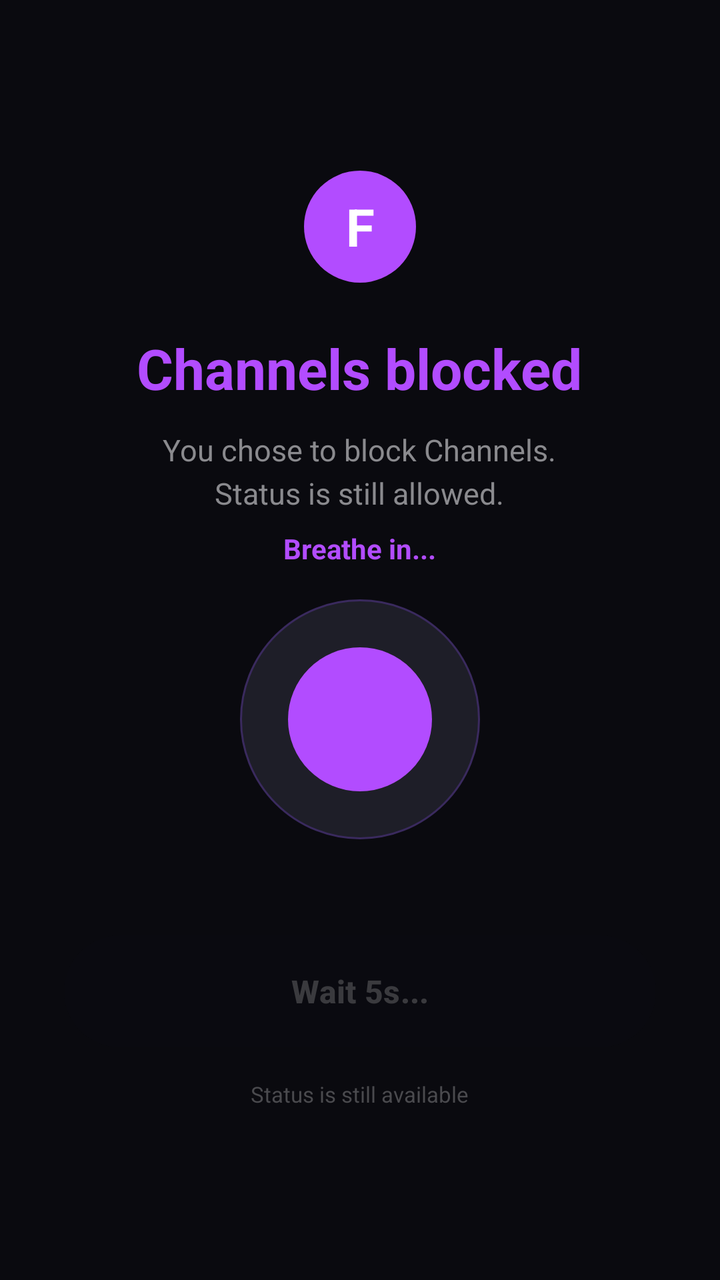
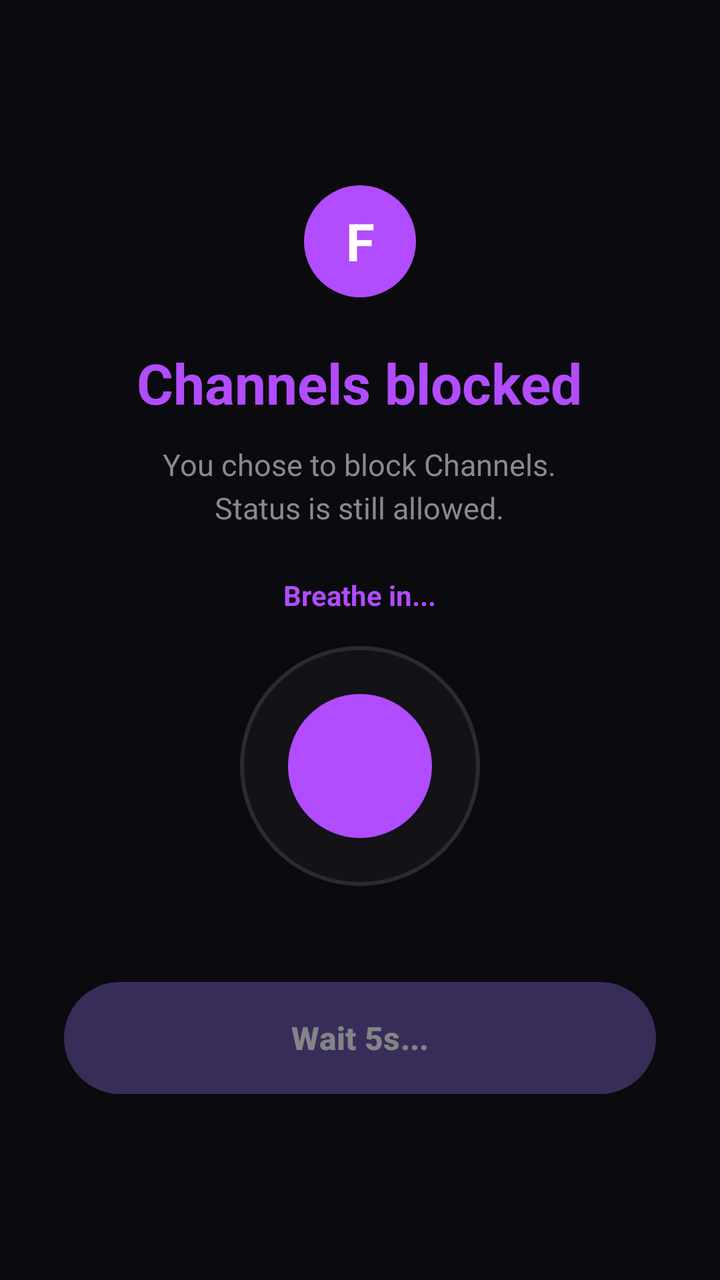

Screens rendered from an Android XML layout before and after an edit, with the pre-edit source and the edit as a unified diff.
<!-- AndroidManifest.xml: application theme Theme.AppBlocker -->
<!-- res/layout/overlay_blocked.xml -->
<?xml version="1.0" encoding="utf-8"?>
<FrameLayout xmlns:android="http://schemas.android.com/apk/res/android"
    android:layout_width="match_parent"
    android:layout_height="match_parent"
    android:background="#0A0A0F">

    <LinearLayout
        android:layout_width="match_parent"
        android:layout_height="match_parent"
        android:orientation="vertical"
        android:gravity="center"
        android:padding="32dp">

        <TextView
            android:layout_width="56dp"
            android:layout_height="56dp"
            android:background="@drawable/bg_circle_purple"
            android:text="F"
            android:textSize="26sp"
            android:textStyle="bold"
            android:textColor="#FFFFFF"
            android:gravity="center"
            android:layout_marginBottom="24dp"/>

        <TextView
            android:layout_width="wrap_content"
            android:layout_height="wrap_content"
            android:text="Channels blocked"
            android:textSize="28sp"
            android:textStyle="bold"
            android:textColor="#B24CFF"
            android:layout_marginBottom="12dp"/>

        <TextView
            android:id="@+id/tvBlockedAppName"
            android:layout_width="wrap_content"
            android:layout_height="wrap_content"
            android:text="You chose to block Channels.\nStatus is still allowed."
            android:textSize="15sp"
            android:textColor="#8A8A8E"
            android:gravity="center"
            android:lineSpacingExtra="4dp"
            android:layout_marginBottom="8dp"/>

        <TextView
            android:id="@+id/tvUnblockTimer"
            android:layout_width="wrap_content"
            android:layout_height="wrap_content"
            android:text=""
            android:textColor="#A78BFA"
            android:textSize="13sp"
            android:textStyle="bold"
            android:visibility="gone"
            android:layout_marginBottom="12dp"
            android:layout_gravity="center_horizontal"/>

        <TextView
            android:id="@+id/tvFrictionTimer"
            android:layout_width="wrap_content"
            android:layout_height="wrap_content"
            android:text="Breathe in..."
            android:textColor="#B24CFF"
            android:textSize="14sp"
            android:textStyle="bold"
            android:visibility="visible"
            android:layout_marginBottom="16dp"
            android:layout_gravity="center_horizontal"/>

        
        <FrameLayout
            android:layout_width="120dp"
            android:layout_height="120dp"
            android:layout_marginBottom="48dp">

            <View
                android:layout_width="120dp"
                android:layout_height="120dp"
                android:background="@drawable/bg_breathing_circle"/>

            <View
                android:id="@+id/breathingCircle"
                android:layout_width="72dp"
                android:layout_height="72dp"
                android:layout_gravity="center"
                android:background="@drawable/bg_breathing_inner"/>

        </FrameLayout>

        <Button
            android:id="@+id/btnGoHome"
            android:layout_width="match_parent"
            android:layout_height="56dp"
            android:text="Wait 5s..."
            android:textAllCaps="false"
            android:textSize="16sp"
            android:textStyle="bold"
            android:textColor="#6A6A6E"
            android:background="@drawable/bg_button_rounded"
            android:backgroundTint="#2A2A30"
            android:enabled="false"
            android:alpha="0.5"/>

        <TextView
            android:layout_width="wrap_content"
            android:layout_height="wrap_content"
            android:text="Status is still available"
            android:textSize="11sp"
            android:textColor="#4A4A4E"
            android:layout_marginTop="16dp"/>

    </LinearLayout>
</FrameLayout>
<!-- resources referenced by this layout -->
<resources>
  <!-- drawable bg_breathing_circle (drawable) -->
  <?xml version="1.0" encoding="utf-8"?>
  <shape xmlns:android="http://schemas.android.com/apk/res/android"
      android:shape="oval">
      <solid android:color="#1E1E28"/>
      <stroke android:width="1dp" android:color="#3A2A5E"/>
  </shape>
  <!-- drawable bg_breathing_inner (drawable) -->
  <?xml version="1.0" encoding="utf-8"?>
  <shape xmlns:android="http://schemas.android.com/apk/res/android"
      android:shape="oval">
      <solid android:color="#B24CFF"/>
  </shape>
  <!-- drawable bg_button_rounded (drawable) -->
  <?xml version="1.0" encoding="utf-8"?>
  <shape xmlns:android="http://schemas.android.com/apk/res/android" android:shape="rectangle">
      <corners android:radius="28dp"/>
      <solid android:color="#2A2A30"/>
  </shape>
  <!-- drawable bg_circle_purple (drawable) -->
  <shape xmlns:android="http://schemas.android.com/apk/res/android" android:shape="oval"><solid android:color="#B24CFF"/></shape>
  <style name="Theme.AppBlocker" parent="Theme.Material3.DayNight.NoActionBar">
          <item name="android:windowBackground">#000000</item>
          <item name="android:statusBarColor">#000000</item>
          <item name="android:navigationBarColor">#000000</item>
          <item name="android:windowLightStatusBar">false</item>
          <item name="android:windowLightNavigationBar" tools:targetApi="o_mr1">false</item>
      </style>
</resources>

<!-- the commit's change to res/layout/overlay_blocked.xml (unified diff, before → after) -->
@@ -2,14 +2,21 @@
 <FrameLayout xmlns:android="http://schemas.android.com/apk/res/android"
     android:layout_width="match_parent"
     android:layout_height="match_parent"
-    android:background="#0A0A0F">
+    android:background="#800A0A0F"
+    android:clickable="false"
+    android:focusable="false">
 
+    
     <LinearLayout
+        android:id="@+id/blockContainer"
         android:layout_width="match_parent"
         android:layout_height="match_parent"
         android:orientation="vertical"
         android:gravity="center"
-        android:padding="32dp">
+        android:padding="32dp"
+        android:clickable="true"
+        android:focusable="true"
+        android:background="#0A0A0F">
 
         <TextView
             android:layout_width="56dp"
@@ -23,6 +30,7 @@
             android:layout_marginBottom="24dp"/>
 
         <TextView
+            android:id="@+id/tvBlockedTitle"
             android:layout_width="wrap_content"
             android:layout_height="wrap_content"
             android:text="Channels blocked"
@@ -40,19 +48,7 @@
             android:textColor="#8A8A8E"
             android:gravity="center"
             android:lineSpacingExtra="4dp"
-            android:layout_marginBottom="8dp"/>
-
-        <TextView
-            android:id="@+id/tvUnblockTimer"
-            android:layout_width="wrap_content"
-            android:layout_height="wrap_content"
-            android:text=""
-            android:textColor="#A78BFA"
-            android:textSize="13sp"
-            android:textStyle="bold"
-            android:visibility="gone"
-            android:layout_marginBottom="12dp"
-            android:layout_gravity="center_horizontal"/>
+            android:layout_marginBottom="24dp"/>
 
         <TextView
             android:id="@+id/tvFrictionTimer"
@@ -62,28 +58,14 @@
             android:textColor="#B24CFF"
             android:textSize="14sp"
             android:textStyle="bold"
-            android:visibility="visible"
-            android:layout_marginBottom="16dp"
-            android:layout_gravity="center_horizontal"/>
+            android:layout_marginBottom="16dp"/>
 
-        
         <FrameLayout
             android:layout_width="120dp"
             android:layout_height="120dp"
             android:layout_marginBottom="48dp">
-
-            <View
-                android:layout_width="120dp"
-                android:layout_height="120dp"
-                android:background="@drawable/bg_breathing_circle"/>
-
-            <View
-                android:id="@+id/breathingCircle"
-                android:layout_width="72dp"
-                android:layout_height="72dp"
-                android:layout_gravity="center"
-                android:background="@drawable/bg_breathing_inner"/>
-
+            <View android:layout_width="120dp" android:layout_height="120dp" android:background="@drawable/bg_breathing_circle"/>
+            <View android:id="@+id/breathingCircle" android:layout_width="72dp" android:layout_height="72dp" android:layout_gravity="center" android:background="@drawable/bg_breathing_inner"/>
         </FrameLayout>
 
         <Button
@@ -94,19 +76,18 @@
             android:textAllCaps="false"
             android:textSize="16sp"
             android:textStyle="bold"
-            android:textColor="#6A6A6E"
+            android:textColor="#FFFFFF"
             android:background="@drawable/bg_button_rounded"
             android:backgroundTint="#2A2A30"
-            android:enabled="false"
+            android:enabled="true"
+            android:clickable="true"
+            android:focusable="true"
             android:alpha="0.5"/>
 
         <TextView
+            android:id="@+id/tvUnblockTimer"
             android:layout_width="wrap_content"
             android:layout_height="wrap_content"
-            android:text="Status is still available"
-            android:textSize="11sp"
-            android:textColor="#4A4A4E"
-            android:layout_marginTop="16dp"/>
-
+            android:visibility="gone"/>
     </LinearLayout>
 </FrameLayout>
<!-- resource entries referenced after the edit -->
@@ -4,8 +4,10 @@
   <?xml version="1.0" encoding="utf-8"?>
   <shape xmlns:android="http://schemas.android.com/apk/res/android"
       android:shape="oval">
-      <solid android:color="#1E1E28"/>
-      <stroke android:width="1dp" android:color="#3A2A5E"/>
+      <stroke
+          android:width="2dp"
+          android:color="#2A2A30" />
+      <solid android:color="#121217"/>
   </shape>
   <!-- drawable bg_breathing_inner (drawable) -->
   <?xml version="1.0" encoding="utf-8"?>
